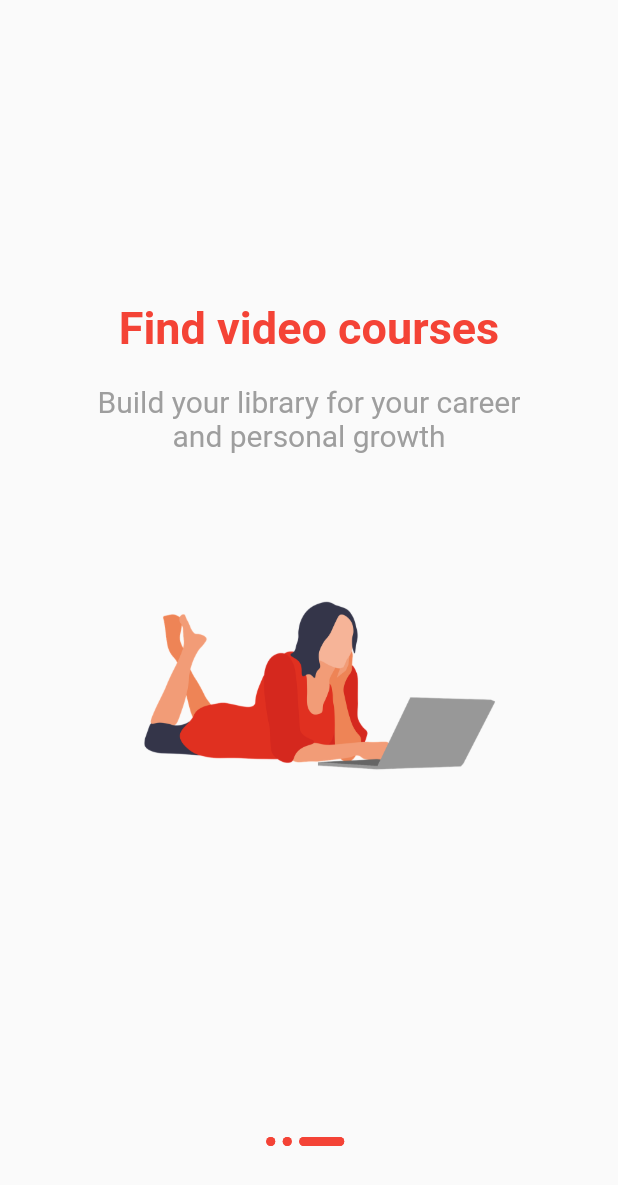
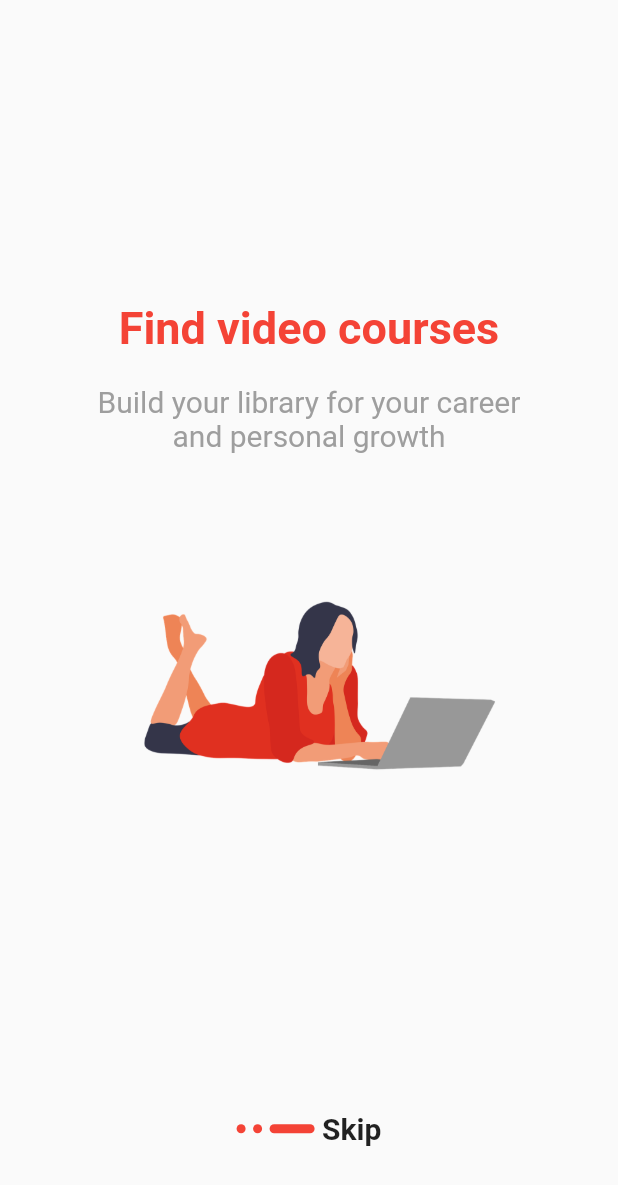
Before and after one commit to FlutterCyber/intro_ui, a Flutter app: the screen it shows after launch, swiped to page 3, on a phone screen of 412 x 824 dp. Shown: the top 1185 px of the screen. Run offline on Flutter 3.47's test engine with Material 2 defaults, Android fonts, the phone set to English and light mode, and no system bars.

Commit message:
ready to use

```diff
--- a/lib/pages/intro_page.dart
+++ b/lib/pages/intro_page.dart
@@ -10,7 +10,6 @@ class IntroPage extends StatefulWidget {
 }
 
 class _IntroPageState extends State<IntroPage> {
-
   late PageController pageController;
   int currentIndex = 0;
 
@@ -65,14 +64,6 @@ class _IntroPageState extends State<IntroPage> {
               children: buildIndicator(),
             ),
           ),
-          Container(
-            margin: EdgeInsets.only(bottom: 60),
-            child: Row(
-              mainAxisAlignment: MainAxisAlignment.center,
-              children: buildIndicator(),
-            ),
-          ),
-
         ],
       ),
     );
@@ -120,6 +111,11 @@ class _IntroPageState extends State<IntroPage> {
     );
   }
 
+  Widget buildSkip() {
+    return Text("Skip",
+        style: TextStyle(fontSize: 20, fontWeight: FontWeight.bold));
+  }
+
   Widget indicator(bool isActive) {
     return AnimatedContainer(
       duration: Duration(milliseconds: 300),
@@ -133,18 +129,14 @@ class _IntroPageState extends State<IntroPage> {
     );
   }
 
-  Widget buildSkip(a) {
-    return Text("Skip");
-  }
-
   List<Widget> buildIndicator() {
     List<Widget> indicators = [];
     for (int i = 0; i < 3; i++) {
       if (currentIndex == i) {
+        indicators.add(indicator(true));
         if (currentIndex == 2) {
-          buildSkip(true);
+          indicators.add(buildSkip());
         }
-        indicators.add(indicator(true));
       } else {
         indicators.add(indicator(false));
       }
```
